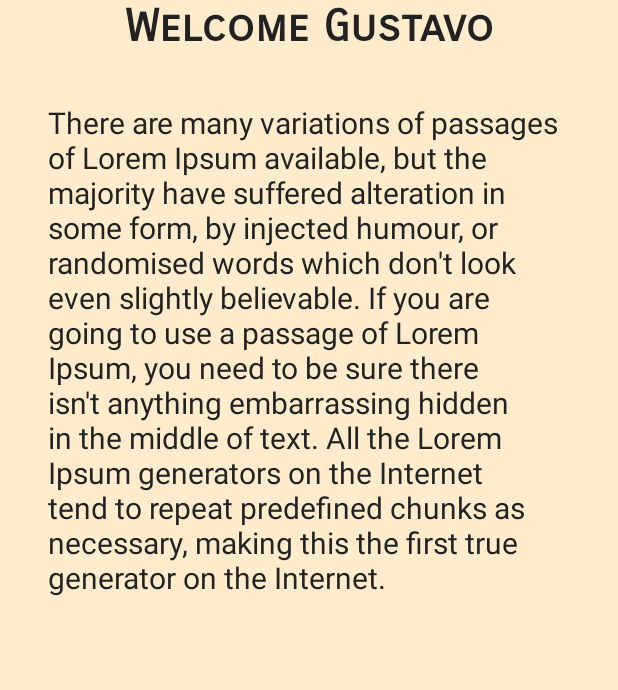
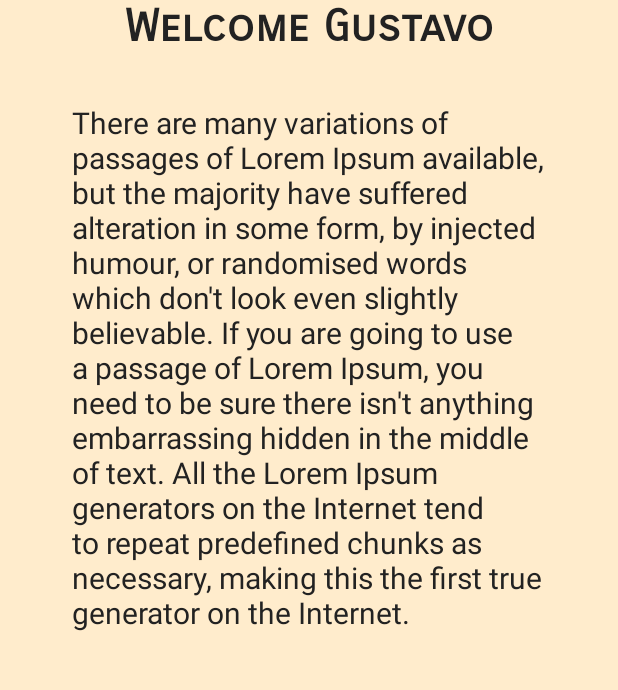
Before and after one commit to gustavodahora/login-ui, an Android app: the InitialScreen screen opened directly, with no data from a screen before it, on a phone screen of 412 x 824 dp, the part 387-1077 px from its top. Run offline under Robolectric (Android 15) with nearby library versions, the phone set to English and light mode, and no system bars.

Commit message:
Addind a scrool option for the text

```diff
--- a/app/src/main/res/layout/activity_initial_screen.xml
+++ b/app/src/main/res/layout/activity_initial_screen.xml
@@ -43,24 +43,33 @@
         app:layout_constraintTop_toTopOf="@+id/imageView"
         app:srcCompat="@drawable/login_ui_logo_duck_simple" />
 
-    <TextView
-        android:id="@+id/text_about"
+    <ScrollView
         android:layout_width="0dp"
-        android:layout_height="wrap_content"
-        android:layout_marginStart="32dp"
-        android:layout_marginLeft="32dp"
-        android:layout_marginTop="32dp"
-        android:layout_marginEnd="32dp"
-        android:layout_marginRight="32dp"
-        android:layout_marginBottom="64dp"
-        android:text="@string/text_about"
-        android:textColor="?android:attr/textColorSecondary"
-        android:textSize="20sp"
+        android:layout_height="0dp"
         app:layout_constraintBottom_toBottomOf="parent"
         app:layout_constraintEnd_toEndOf="parent"
-        app:layout_constraintHorizontal_bias="0.0"
         app:layout_constraintStart_toStartOf="parent"
-        app:layout_constraintTop_toBottomOf="@+id/welcome_name"
-        app:layout_constraintVertical_bias="0.0" />
+        app:layout_constraintTop_toBottomOf="@+id/welcome_name">
+
+        <LinearLayout
+            android:layout_width="match_parent"
+            android:layout_height="match_parent"
+            android:orientation="vertical">
+
+            <TextView
+                android:id="@+id/text_about"
+                android:layout_width="match_parent"
+                android:layout_height="wrap_content"
+                android:layout_marginStart="48dp"
+                android:layout_marginLeft="48dp"
+                android:layout_marginTop="32dp"
+                android:layout_marginEnd="48dp"
+                android:layout_marginRight="48dp"
+                android:layout_marginBottom="64dp"
+                android:text="@string/text_about"
+                android:textColor="?android:attr/textColorSecondary"
+                android:textSize="20sp" />
+        </LinearLayout>
+    </ScrollView>
 
 </androidx.constraintlayout.widget.ConstraintLayout>
```
